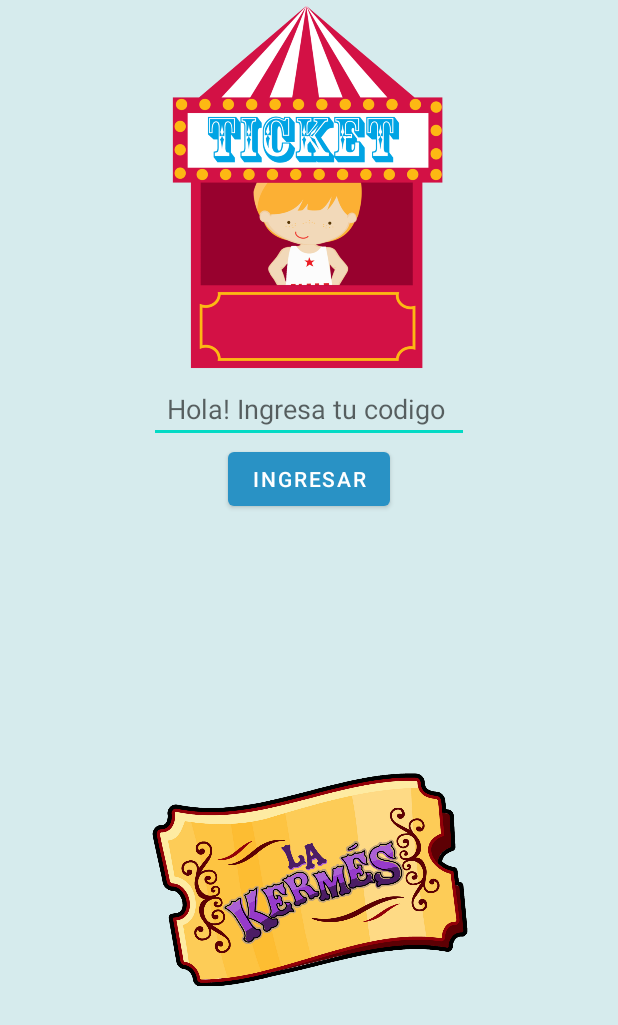
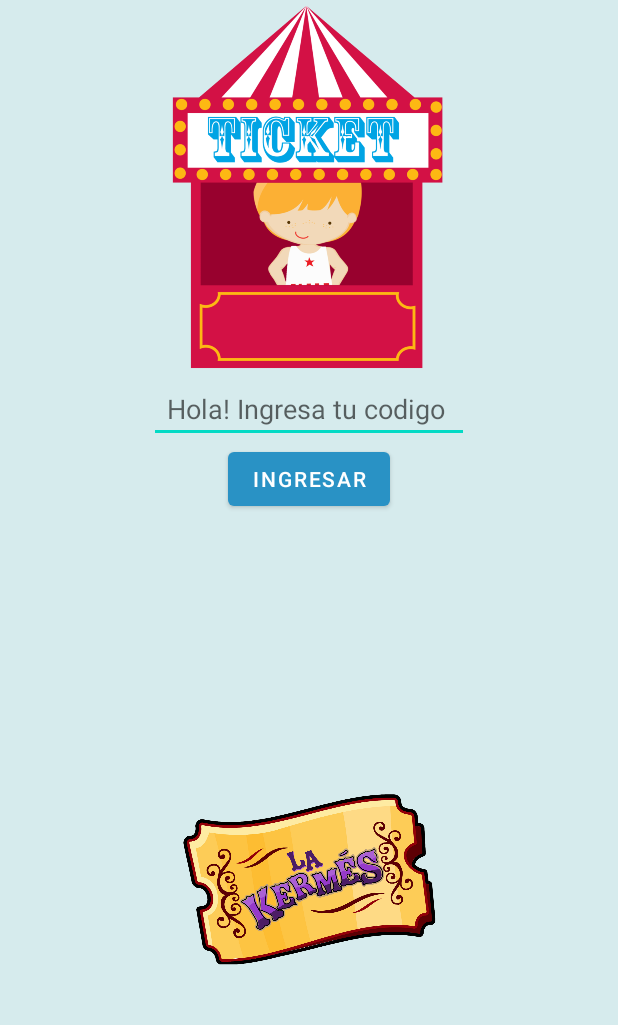
Before and after one commit to ferseba18/CarnavalTPM3, an Android app: the screen it shows after launch (ActividadInicial), on a phone screen of 412 x 824 dp. Shown: the top 1025 px of the screen. Run offline under Robolectric (Android 15) with nearby library versions, the phone set to English and light mode, and no system bars.

Commit message:
mejoras uno

```diff
--- a/app/src/main/java/com/example/carnaval/actividades/ActividadInicial.kt
+++ b/app/src/main/java/com/example/carnaval/actividades/ActividadInicial.kt
@@ -51,6 +51,7 @@ class ActividadInicial : AppCompatActivity() {
 
         if (TicketProvider.existCode(codigo)) {
 
+
             val ticket = TicketProvider.getTicketForCode(codigo)
 
             PuntoProvider.addPuntosTickets(ticket)
--- a/app/src/main/java/com/example/carnaval/actividades/ActividadUbicacion.kt
+++ b/app/src/main/java/com/example/carnaval/actividades/ActividadUbicacion.kt
@@ -98,7 +98,6 @@ class ActividadUbicacion : AppCompatActivity(), OnMapReadyCallback,
         for(marker in listaDeMarker){
             if (marker.title == nameSra){
                 marker?.showInfoWindow()
-                Toast.makeText(this,marker.title, Toast.LENGTH_LONG).show()
             }
 
         }
--- a/app/src/main/java/com/example/carnaval/actividades/MenuPrincipalActivity.kt
+++ b/app/src/main/java/com/example/carnaval/actividades/MenuPrincipalActivity.kt
@@ -84,6 +84,7 @@ class MenuPrincipalActivity : AppCompatActivity() {
 
     private fun location() {
         val location = Intent(this, ActividadUbicacion::class.java)
+        location.putExtra("name","Feria")
         startActivity(location)
     }
 
--- a/app/src/main/java/com/example/carnaval/modelo/PuntoProvider.kt
+++ b/app/src/main/java/com/example/carnaval/modelo/PuntoProvider.kt
@@ -38,6 +38,11 @@ class PuntoProvider {
             listaDePuntos.add(PuntoModel(ticketModel.valor,ticketModel.description,ticketModel.code))
 
         }
+        fun addPuntosPremios(puntos:Int){
+
+            listaDePuntos.add(PuntoModel(puntos,"Puntos ganados","Rueda Magica"))
+
+        }
 
         fun sePuedeRealizaeLaOperacion(valor: Int): Boolean {
 
--- a/app/src/main/res/layout/activity_actividad_inicial.xml
+++ b/app/src/main/res/layout/activity_actividad_inicial.xml
@@ -56,12 +56,12 @@
 
     <ImageView
         android:id="@+id/imageTicket"
-        android:layout_width="250dp"
-        android:layout_height="250dp"
+        android:layout_width="200dp"
+        android:layout_height="200dp"
         app:layout_constraintBottom_toBottomOf="parent"
         app:layout_constraintEnd_toEndOf="parent"
         app:layout_constraintStart_toStartOf="parent"
-        app:layout_constraintTop_toBottomOf="@+id/contentLinear"
+        app:layout_constraintTop_toTopOf="@+id/contentLinear"
         app:srcCompat="@drawable/ticket_feria_kermess"/>
 
 </androidx.constraintlayout.motion.widget.MotionLayout>
--- a/app/src/main/res/layout/custom_info_window.xml
+++ b/app/src/main/res/layout/custom_info_window.xml
@@ -24,6 +24,8 @@
             android:layout_marginEnd="5dp"
             android:layout_marginRight="5dp"
             android:adjustViewBounds="true"
+           android:src="@drawable/carnaval_logo_map"
+            android:background="@color/trans"
             android:contentDescription="@string/state_badge_label"
             android:scaleType="centerCrop" />
 
--- a/app/src/main/res/values/colors.xml
+++ b/app/src/main/res/values/colors.xml
@@ -1,7 +1,7 @@
 <?xml version="1.0" encoding="utf-8"?>
 <resources>
 
-
+    <color name="trans">#00000000 </color>
     <color name="primaryColor">#263238</color>
     <color name="primaryDarkColor">#000a12</color>
     <color name="casino">#3490dc</color>
--- a/app/src/main/res/xml/activity_actividad_inicial_scene.xml
+++ b/app/src/main/res/xml/activity_actividad_inicial_scene.xml
@@ -6,8 +6,8 @@
 
         <Constraint
             android:id="@id/imageTicket"
-            android:layout_height="250dp"
-            android:layout_width="250dp"
+            android:layout_height="200dp"
+            android:layout_width="200dp"
             app:layout_constraintTop_toBottomOf="@+id/contentLinear"
             app:layout_constraintBottom_toBottomOf="parent"
             app:layout_constraintStart_toStartOf="parent"
@@ -19,9 +19,10 @@
 
         <Constraint
             android:id="@+id/imageTicket"
-            android:layout_height="100dp"
-            android:layout_width="100dp"
-            app:layout_constraintTop_toBottomOf="@+id/contentLinear"
+            android:layout_height="80dp"
+            android:layout_width="80dp"
+            android:layout_marginTop="150dp"
+            app:layout_constraintTop_toTopOf="@+id/contentLinear"
             app:layout_constraintStart_toStartOf="parent"
             app:layout_constraintEnd_toEndOf="parent" />
 
@@ -31,7 +32,7 @@
 
         app:constraintSetStart="@+id/start"
         app:constraintSetEnd="@id/end"
-        app:duration="500">
+        app:duration="700">
 
     </Transition>
 </MotionScene>
```
Also changed, not shown: app/src/main/java/com/example/carnaval/actividades/ActivityRuedaCasino.kt (+12 -0 lines), app/src/main/java/com/example/carnaval/modelo/StandProvider.kt (+9 -0 lines), app/src/main/res/layout/activity_rueda_casino.xml (+4 -11 lines), app/src/main/res/drawable/kermes_feria.jpg (added), app/src/main/res/drawable/png_rueda_casino.png (deleted), app/src/main/res/drawable/rueda_casino.jpg (deleted).
